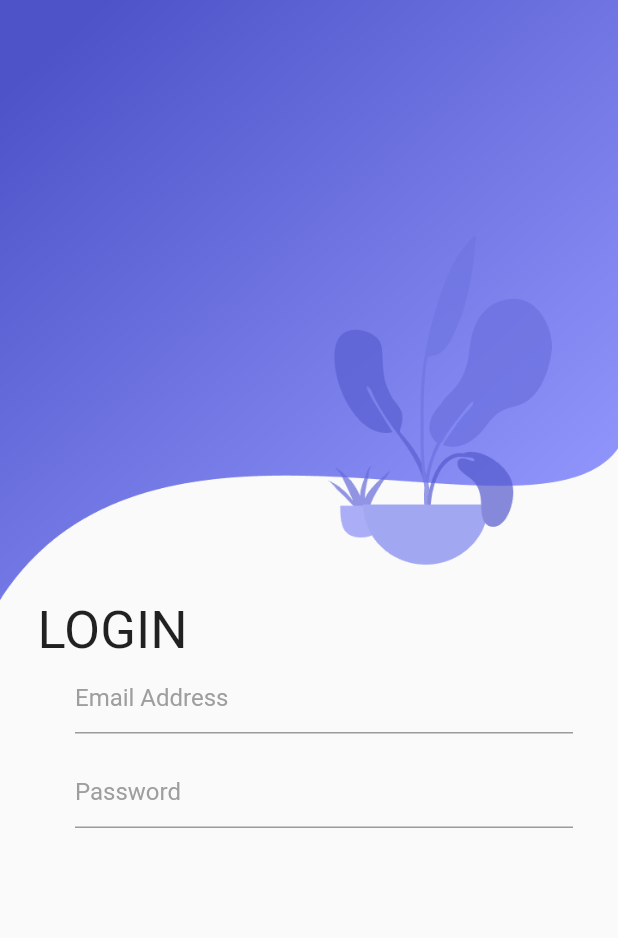
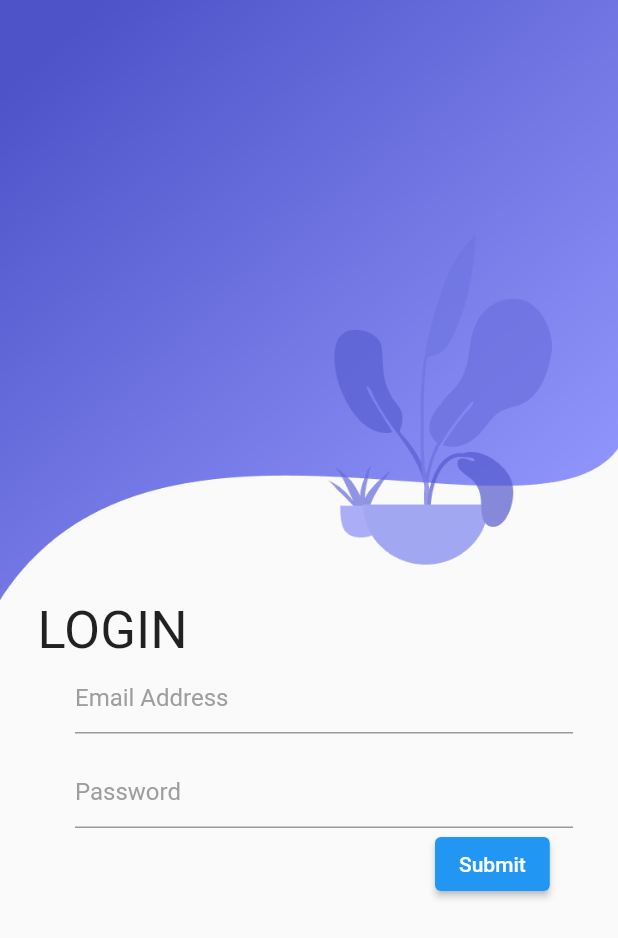
Before and after one commit to harsh-2024/login_page_flutter, a Flutter app: the screen it shows after launch, on a phone screen of 412 x 824 dp. Shown: the top 938 px of the screen. Run offline on Flutter 3.47's test engine with Material 2 defaults, Android fonts, the phone set to English and light mode, and no system bars.

```diff
--- a/lib/landing_page.dart
+++ b/lib/landing_page.dart
@@ -26,6 +26,7 @@ class HomePage extends StatefulWidget {
 
 class _HomePageState extends State<HomePage> {
   final _formKey = GlobalKey<FormState>();
+  final _formKey2 = GlobalKey<FormState>();
 
   @override
   Widget build(BuildContext context) {
@@ -66,6 +67,16 @@ class _HomePageState extends State<HomePage> {
                       }
                     }),
               ),
+              // ElevatedButton(
+              //   onPressed: () {
+              //     if (_formKey.currentState!.validate()) {
+              //       ScaffoldMessenger.of(context).showSnackBar(
+              //         const SnackBar(content: Text('Processing Data')),
+              //       );
+              //     }
+              //   },
+              //   child: const Text('Submit'),
+              // ),
               Container(
                 margin: EdgeInsets.only(left: 50, right: 30, top: 15),
                 child: TextFormField(
@@ -74,8 +85,26 @@ class _HomePageState extends State<HomePage> {
                       border: UnderlineInputBorder(),
                       hintText: 'Password',
                       hintStyle: TextStyle(color: Colors.grey)),
+                  validator: (value) {
+                    if (value == null || value.isEmpty) {
+                      return 'Please enter password';
+                    }
+                  },
                 ),
-              )
+              ),
+              Container(
+                margin: EdgeInsets.only(left: 290),
+                child: ElevatedButton(
+                  onPressed: () {
+                    if (_formKey.currentState!.validate()) {
+                      ScaffoldMessenger.of(context).showSnackBar(
+                        const SnackBar(content: Text('Processing Data')),
+                      );
+                    }
+                  },
+                  child: const Text('Submit'),
+                ),
+              ),
             ],
           )),
         ],
```
